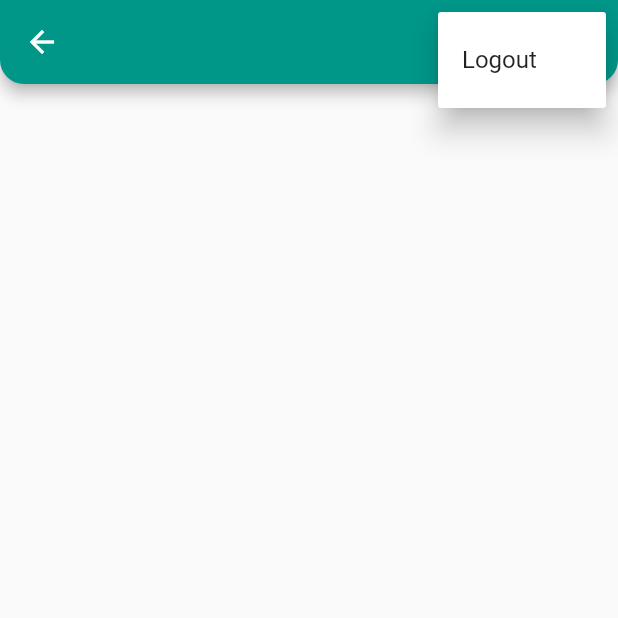
After one commit to Maheen-Ilyas/NotesApp, a Flutter app: the NotesScreen screen opened directly, after a tap on the "more vert" icon, on a phone screen of 412 x 824 dp, the top half of it. The commit adds this screen. Run offline on Flutter 3.47's test engine with Material 2 defaults, Android fonts, the phone set to English and light mode, and no system bars; our stand-ins replace firebase_auth, firebase_core; accounts and stored records are empty; network calls fail.

Commit message:
Notes screen and logout functionality

```diff
--- a/lib/screens/email_verification_screen.dart
+++ b/lib/screens/email_verification_screen.dart
@@ -1,7 +1,5 @@
 import 'package:firebase_auth/firebase_auth.dart';
 import 'package:flutter/material.dart';
-import 'package:my_notes_app/widgets/text_field.dart';
-import 'dart:developer' as dev show log;
 
 class EmailVerification extends StatefulWidget {
   const EmailVerification({super.key});
--- a/lib/screens/home_screen.dart
+++ b/lib/screens/home_screen.dart
@@ -1,7 +1,10 @@
+import 'package:firebase_auth/firebase_auth.dart';
 import 'package:firebase_core/firebase_core.dart';
 import 'package:flutter/material.dart';
 import 'package:my_notes_app/firebase_options.dart';
+import 'package:my_notes_app/screens/email_verification_screen.dart';
 import 'package:my_notes_app/screens/login_screen.dart';
+import 'package:my_notes_app/screens/notes_screen.dart';
 
 class HomeScreen extends StatelessWidget {
   const HomeScreen({super.key});
@@ -19,7 +22,16 @@ class HomeScreen extends StatelessWidget {
             builder: (context, snapshot) {
               switch (snapshot.connectionState) {
                 case ConnectionState.done:
-                  return const LogInScreen();
+                  final user = FirebaseAuth.instance.currentUser;
+                  if (user != null) {
+                    if (user.emailVerified) {
+                      return const NotesScreen();
+                    } else {
+                      return const EmailVerification();
+                    }
+                  } else {
+                    return const LogInScreen();
+                  }
                 default:
                   return Container(
                     alignment: AlignmentDirectional.center,
--- /dev/null
+++ b/lib/screens/notes_screen.dart
@@ -0,0 +1,54 @@
+import 'package:flutter/material.dart';
+import 'dart:developer' as dev show log;
+
+class NotesScreen extends StatefulWidget {
+  const NotesScreen({super.key});
+
+  @override
+  State<NotesScreen> createState() => _NotesScreenState();
+}
+
+enum Menu { logout }
+
+class _NotesScreenState extends State<NotesScreen> {
+  @override
+  Widget build(BuildContext context) {
+    return Scaffold(
+      appBar: AppBar(
+        actions: [
+          PopupMenuButton<Menu>(
+            onSelected: (value) {
+              dev.log("Logout");
+            },
+            itemBuilder: (BuildContext context) {
+              return [
+                const PopupMenuItem<Menu>(
+                  value: Menu.logout,
+                  child: Text("Logout"),
+                ),
+              ];
+            },
+          )
+        ],
+        backgroundColor: Colors.teal,
+        shape: const RoundedRectangleBorder(
+          borderRadius: BorderRadius.vertical(
+            bottom: Radius.circular(16),
+          ),
+        ),
+      ),
+      body: SafeArea(
+        child: Container(
+          padding: const EdgeInsets.symmetric(horizontal: 32),
+          width: double.infinity,
+          child: Center(
+            child: Column(
+              mainAxisAlignment: MainAxisAlignment.center,
+              crossAxisAlignment: CrossAxisAlignment.center,
+            ),
+          ),
+        ),
+      ),
+    );
+  }
+}
```
Also changed, not shown: lib/main.dart (line endings or trailing spaces).
